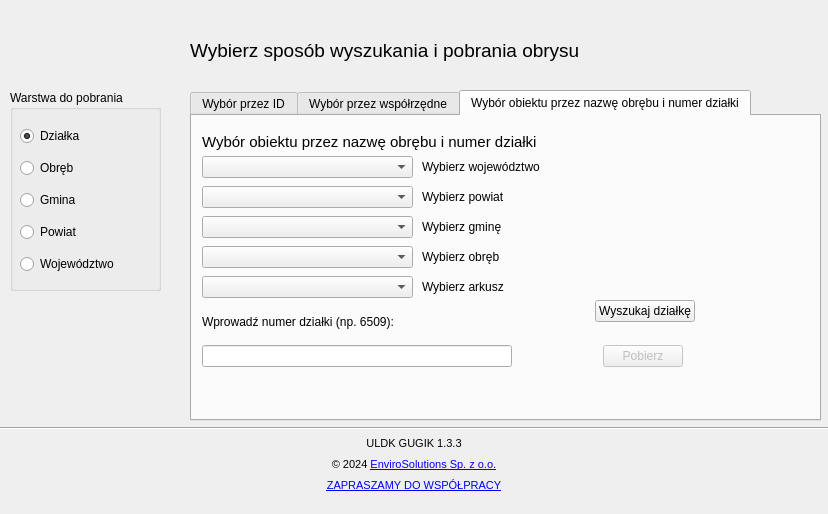
Before: the Qt Designer form uldk_gugik_dialog_base.ui in envirosolutionspl/uldk_gugik, drawn with Qt 5.
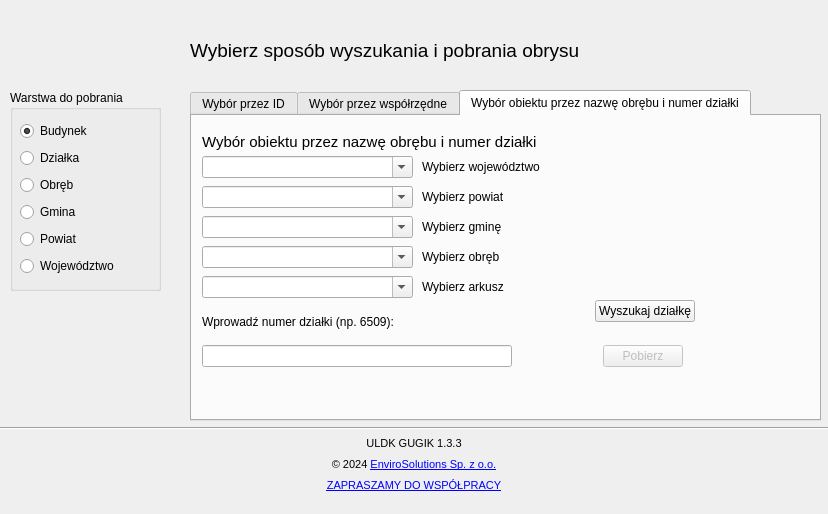
After: the same form once the commit is applied. The open tabs and pages were chosen to show the change. Icons and pictures are not drawn. Custom widgets are drawn as their Qt base class.

```diff
--- a/uldk_gugik_dialog_base.ui
+++ b/uldk_gugik_dialog_base.ui
@@ -452,6 +452,9 @@
        <height>22</height>
       </rect>
      </property>
+     <property name="editable">
+      <bool>true</bool>
+     </property>
     </widget>
     <widget class="QComboBox" name="powcomboBox">
      <property name="geometry">
@@ -462,6 +465,9 @@
        <height>22</height>
       </rect>
      </property>
+     <property name="editable">
+      <bool>true</bool>
+     </property>
     </widget>
     <widget class="QComboBox" name="gmicomboBox">
      <property name="geometry">
@@ -472,6 +478,9 @@
        <height>22</height>
       </rect>
      </property>
+     <property name="editable">
+      <bool>true</bool>
+     </property>
     </widget>
     <widget class="QComboBox" name="obrcomboBox">
      <property name="geometry">
@@ -482,6 +491,9 @@
        <height>22</height>
       </rect>
      </property>
+     <property name="editable">
+      <bool>true</bool>
+     </property>
     </widget>
     <widget class="QLabel" name="label_15">
      <property name="geometry">
@@ -616,6 +628,9 @@
        <height>22</height>
       </rect>
      </property>
+     <property name="editable">
+      <bool>true</bool>
+     </property>
     </widget>
     <widget class="QLabel" name="label_19">
      <property name="geometry">
@@ -701,8 +716,27 @@
      </rect>
     </property>
     <layout class="QVBoxLayout" name="verticalLayout">
+     <item>
+      <widget class="QRadioButton" name="rdb_bu">
+       <property name="enabled">
+        <bool>true</bool>
+       </property>
+       <property name="text">
+        <string>Budynek</string>
+       </property>
+       <property name="checkable">
+        <bool>true</bool>
+       </property>
+       <property name="checked">
+        <bool>true</bool>
+       </property>
+      </widget>
+     </item>
      <item>
       <widget class="QRadioButton" name="rdb_dz">
+       <property name="enabled">
+        <bool>true</bool>
+       </property>
        <property name="text">
         <string>Działka</string>
        </property>
@@ -710,7 +744,7 @@
         <bool>true</bool>
        </property>
        <property name="checked">
-        <bool>true</bool>
+        <bool>false</bool>
        </property>
       </widget>
      </item>
```
Left out of the diff: 16 changed lines with no effect on the pictures.
